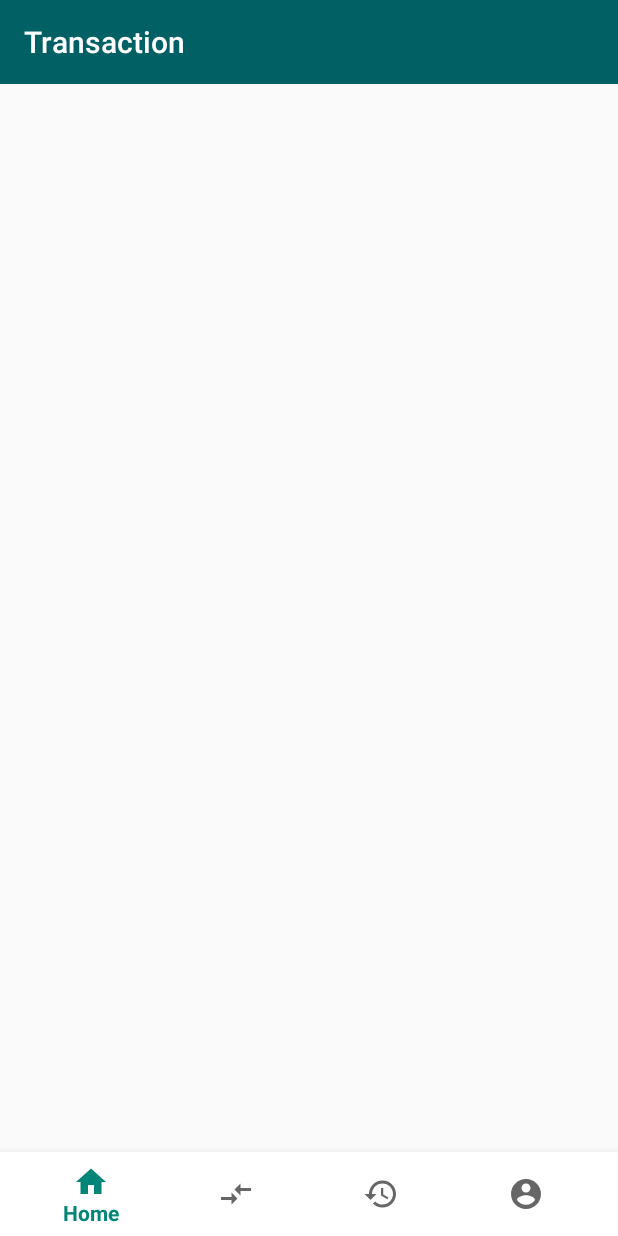
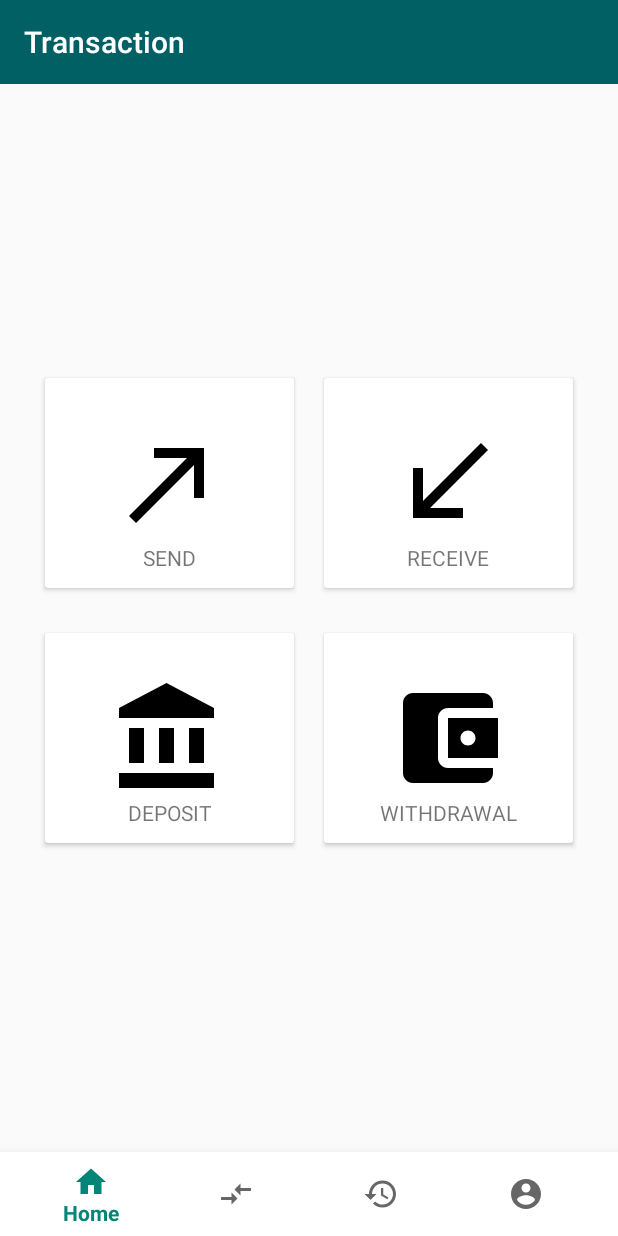
Before and after one commit to nurramdandoni/e-Payment, an Android app: the fragment TransactionFragment placed in its activity, on a phone screen of 412 x 824 dp. Run offline under Robolectric (Android 15) with nearby library versions, the phone set to English and light mode, and no system bars; our stand-ins replace Firebase (no records; nobody signed in at launch, a user with empty details on screens opened directly).

Commit message:
add cardview in layout transaction

```diff
--- a/app/build.gradle
+++ b/app/build.gradle
@@ -21,8 +21,10 @@ android {
 }
 
 dependencies {
+
     implementation fileTree(dir: 'libs', include: ['*.jar'])
     implementation 'androidx.appcompat:appcompat:1.0.2'
+    implementation 'androidx.cardview:cardview:1.0.0'
     implementation 'androidx.constraintlayout:constraintlayout:1.1.3'
     implementation 'com.google.android.material:material:1.2.0-alpha01'
     implementation 'de.hdodenhof:circleimageview:3.0.2'
@@ -31,4 +33,5 @@ dependencies {
     testImplementation 'junit:junit:4.12'
     androidTestImplementation 'androidx.test.ext:junit:1.1.0'
     androidTestImplementation 'androidx.test.espresso:espresso-core:3.1.1'
+    implementation 'com.android.support:cardview-v7:28.0.0'
 }
--- /dev/null
+++ b/app/src/main/res/drawable/deposit_ico.xml
@@ -0,0 +1,9 @@
+<vector xmlns:android="http://schemas.android.com/apk/res/android"
+        android:width="24dp"
+        android:height="24dp"
+        android:viewportWidth="24.0"
+        android:viewportHeight="24.0">
+    <path
+        android:fillColor="#FF000000"
+        android:pathData="M4,10v7h3v-7L4,10zM10,10v7h3v-7h-3zM2,22h19v-3L2,19v3zM16,10v7h3v-7h-3zM11.5,1L2,6v2h19L21,6l-9.5,-5z"/>
+</vector>
--- /dev/null
+++ b/app/src/main/res/drawable/receive_ico.xml
@@ -0,0 +1,9 @@
+<vector xmlns:android="http://schemas.android.com/apk/res/android"
+        android:width="24dp"
+        android:height="24dp"
+        android:viewportWidth="24.0"
+        android:viewportHeight="24.0">
+    <path
+        android:fillColor="#FF000000"
+        android:pathData="M20,5.41L18.59,4 7,15.59V9H5v10h10v-2H8.41z"/>
+</vector>
--- /dev/null
+++ b/app/src/main/res/drawable/send_ico.xml
@@ -0,0 +1,9 @@
+<vector xmlns:android="http://schemas.android.com/apk/res/android"
+        android:width="24dp"
+        android:height="24dp"
+        android:viewportWidth="24.0"
+        android:viewportHeight="24.0">
+    <path
+        android:fillColor="#FF000000"
+        android:pathData="M9,5v2h6.59L4,18.59 5.41,20 17,8.41V15h2V5z"/>
+</vector>
--- /dev/null
+++ b/app/src/main/res/drawable/withdrawal_ico.xml
@@ -0,0 +1,9 @@
+<vector xmlns:android="http://schemas.android.com/apk/res/android"
+        android:width="24dp"
+        android:height="24dp"
+        android:viewportWidth="24.0"
+        android:viewportHeight="24.0">
+    <path
+        android:fillColor="#FF000000"
+        android:pathData="M21,18v1c0,1.1 -0.9,2 -2,2L5,21c-1.11,0 -2,-0.9 -2,-2L3,5c0,-1.1 0.89,-2 2,-2h14c1.1,0 2,0.9 2,2v1h-9c-1.11,0 -2,0.9 -2,2v8c0,1.1 0.89,2 2,2h9zM12,16h10L22,8L12,8v8zM16,13.5c-0.83,0 -1.5,-0.67 -1.5,-1.5s0.67,-1.5 1.5,-1.5 1.5,0.67 1.5,1.5 -0.67,1.5 -1.5,1.5z"/>
+</vector>
--- a/app/src/main/res/layout/fragment_transaction.xml
+++ b/app/src/main/res/layout/fragment_transaction.xml
@@ -1,9 +1,10 @@
 <?xml version="1.0" encoding="utf-8"?>
-<FrameLayout xmlns:android="http://schemas.android.com/apk/res/android"
+<LinearLayout xmlns:android="http://schemas.android.com/apk/res/android"
     xmlns:tools="http://schemas.android.com/tools"
     android:layout_width="match_parent"
     android:layout_height="match_parent"
-    tools:context=".TransactionFragment">
+    tools:context=".TransactionFragment"
+    android:orientation="vertical">
 
     <Toolbar
         android:layout_width="match_parent"
@@ -12,4 +13,129 @@
         android:background="@color/blue"
         android:titleTextColor="#ffffff"/>
 
-</FrameLayout>
+    <ScrollView
+        android:layout_width="match_parent"
+        android:layout_height="wrap_content"
+        android:layout_weight="10">
+        <LinearLayout
+            android:layout_width="match_parent"
+            android:layout_height="wrap_content"
+            android:layout_gravity="center_vertical">
+            <GridLayout
+                android:layout_width="match_parent"
+                android:layout_height="match_parent"
+                android:columnCount="2"
+                android:rowCount="2"
+                android:padding="20dp">
+                <androidx.cardview.widget.CardView
+                    android:layout_width="0dp"
+                    android:layout_height="140dp"
+                    android:layout_columnWeight="1"
+                    android:layout_margin="10dp"
+                    android:layout_marginBottom="20dp">
+                    <RelativeLayout
+                        android:layout_width="match_parent"
+                        android:layout_height="match_parent">
+                        <ImageView
+                            android:id="@+id/card1"
+                            android:layout_width="80dp"
+                            android:layout_height="80dp"
+                            android:src="@drawable/send_ico"
+                            android:layout_centerHorizontal="true"
+                            android:layout_centerVertical="true"
+                            />
+
+                        <TextView
+                            android:layout_width="match_parent"
+                            android:layout_height="match_parent"
+                            android:text="SEND"
+                            android:layout_below="@+id/card1"
+                            android:textAlignment="center"/>
+                    </RelativeLayout>
+                </androidx.cardview.widget.CardView>
+                <androidx.cardview.widget.CardView
+                    android:layout_width="0dp"
+                    android:layout_height="140dp"
+                    android:layout_columnWeight="1"
+                    android:layout_margin="10dp"
+                    android:layout_marginBottom="20dp">
+                    <RelativeLayout
+                        android:layout_width="match_parent"
+                        android:layout_height="match_parent">
+                        <ImageView
+                            android:id="@+id/card2"
+                            android:layout_width="80dp"
+                            android:layout_height="80dp"
+                            android:src="@drawable/receive_ico"
+                            android:layout_centerHorizontal="true"
+                            android:layout_centerVertical="true"
+                            />
+
+                        <TextView
+                            android:layout_width="match_parent"
+                            android:layout_height="match_parent"
+                            android:text="RECEIVE"
+                            android:layout_below="@+id/card2"
+                            android:textAlignment="center"/>
+                    </RelativeLayout>
+
+                </androidx.cardview.widget.CardView>
+                <androidx.cardview.widget.CardView
+                    android:layout_width="0dp"
+                    android:layout_height="140dp"
+                    android:layout_columnWeight="1"
+                    android:layout_margin="10dp"
+                    android:layout_marginBottom="20dp">
+                    <RelativeLayout
+                        android:layout_width="match_parent"
+                        android:layout_height="match_parent">
+                        <ImageView
+                            android:id="@+id/card3"
+                            android:layout_width="80dp"
+                            android:layout_height="80dp"
+                            android:src="@drawable/deposit_ico"
+                            android:layout_centerHorizontal="true"
+                            android:layout_centerVertical="true"
+                            />
+
+                        <TextView
+                            android:layout_width="match_parent"
+                            android:layout_height="match_parent"
+                            android:text="DEPOSIT"
+                            android:layout_below="@+id/card3"
+                            android:textAlignment="center"/>
+                    </RelativeLayout>
+
+                </androidx.cardview.widget.CardView>
+                <androidx.cardview.widget.CardView
+                    android:layout_width="0dp"
+                    android:layout_height="140dp"
+                    android:layout_columnWeight="1"
+                    android:layout_margin="10dp"
+                    android:layout_marginBottom="20dp">
+                    <RelativeLayout
+                        android:layout_width="match_parent"
+                        android:layout_height="match_parent">
+                        <ImageView
+                            android:id="@+id/card4"
+                            android:layout_width="80dp"
+                            android:layout_height="80dp"
+                            android:src="@drawable/withdrawal_ico"
+                            android:layout_centerHorizontal="true"
+                            android:layout_centerVertical="true"
+                            />
+
+                        <TextView
+                            android:layout_width="match_parent"
+                            android:layout_height="match_parent"
+                            android:text="WITHDRAWAL"
+                            android:layout_below="@+id/card4"
+                            android:textAlignment="center"/>
+                    </RelativeLayout>
+
+                </androidx.cardview.widget.CardView>
+            </GridLayout>
+        </LinearLayout>
+    </ScrollView>
+
+</LinearLayout>
```
